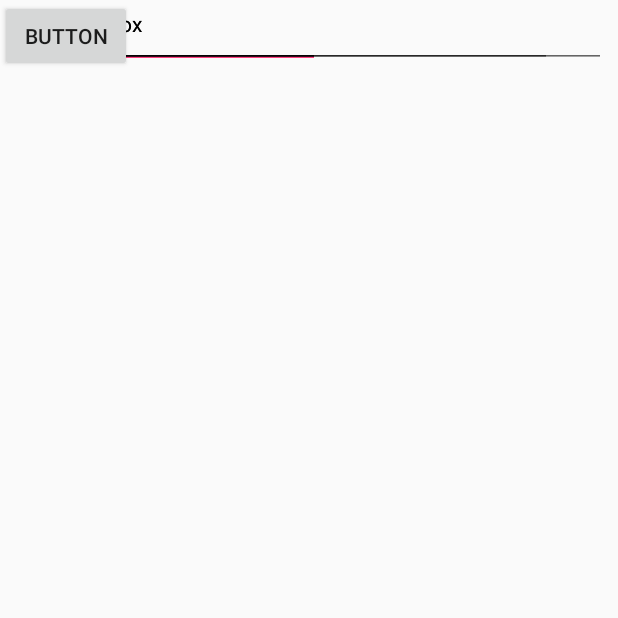
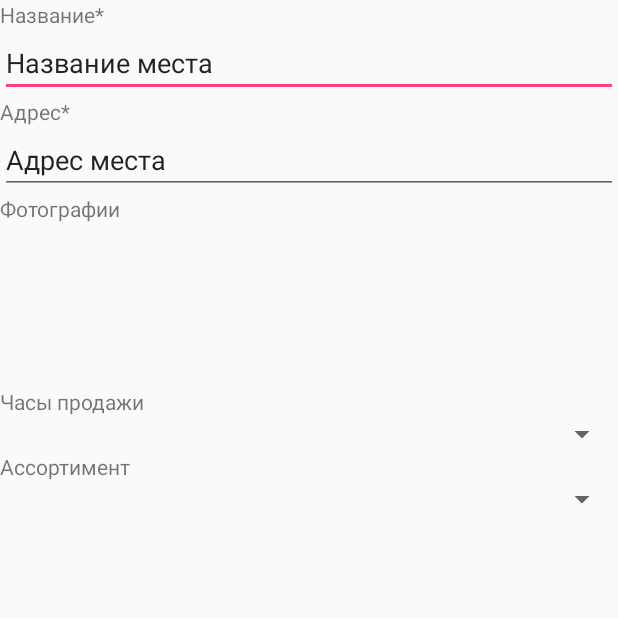
Before and after one commit to Scarfaiz/Quencher, an Android app: the NewMarkerActivity screen opened directly, with no data from a screen before it, on a phone screen of 412 x 824 dp, the top half of it. Run offline under Robolectric (Android 15) with nearby library versions, the phone set to English and light mode, and no system bars.

Commit message:
New Marker layout and location icon

```diff
--- a/app/src/main/java/com/scarfaiz/cluckinbell/MainActivity.java
+++ b/app/src/main/java/com/scarfaiz/cluckinbell/MainActivity.java
@@ -2,11 +2,8 @@ package com.scarfaiz.cluckinbell;
 
 import android.Manifest;
 import android.app.Activity;
-import android.app.AppOpsManager;
 import android.content.Context;
 import android.content.Intent;
-import android.content.pm.ApplicationInfo;
-import android.content.pm.PackageManager;
 import android.graphics.Bitmap;
 import android.graphics.BitmapFactory;
 import android.graphics.drawable.BitmapDrawable;
@@ -17,7 +14,6 @@ import android.location.LocationManager;
 import android.net.Uri;
 import android.os.Bundle;
 import android.preference.PreferenceManager;
-import android.provider.Settings;
 import android.support.design.widget.FloatingActionButton;
 import android.support.v4.content.PermissionChecker;
 import android.view.View;
@@ -32,8 +28,6 @@ import org.osmdroid.views.MapView;
 import org.osmdroid.views.overlay.MapEventsOverlay;
 import org.osmdroid.views.overlay.gestures.RotationGestureOverlay;
 import org.osmdroid.views.overlay.mylocation.MyLocationNewOverlay;
-
-import java.security.Permission;
 
 public class MainActivity extends Activity {
 
@@ -66,7 +60,7 @@ public class MainActivity extends Activity {
         oMapLocationOverlay = new MyLocationNewOverlay(map);
         person_options = new BitmapFactory.Options();
         person_options.inSampleSize = 4;
-        person_drawable = getResources().getDrawable(R.drawable.direction_arrow);
+        person_drawable = getResources().getDrawable(R.drawable.marker_cluster);
         person_bitmap = ((BitmapDrawable) person_drawable).getBitmap();
         oMapLocationOverlay.setPersonIcon(person_bitmap);
         oMapLocationOverlay.enableMyLocation();
--- a/app/src/main/res/layout/activity_new_marker.xml
+++ b/app/src/main/res/layout/activity_new_marker.xml
@@ -1,103 +1,71 @@
 <?xml version="1.0" encoding="utf-8"?>
-<android.support.constraint.ConstraintLayout
-    xmlns:android="http://schemas.android.com/apk/res/android"
+<LinearLayout xmlns:android="http://schemas.android.com/apk/res/android"
     xmlns:app="http://schemas.android.com/apk/res-auto"
     xmlns:tools="http://schemas.android.com/tools"
-    android:layout_width="match_parent"
-    android:layout_height="match_parent">
+    android:orientation="vertical" android:layout_width="match_parent"
+    android:layout_height="match_parent"
+    android:weightSum="1">
+
+    <TextView
+        android:id="@+id/marker_name_title"
+        android:layout_width="match_parent"
+        android:layout_height="wrap_content"
+        android:text="Название*" />
 
     <EditText
-        android:id="@+id/editText"
-        android:layout_width="wrap_content"
+        android:id="@+id/marker_name"
+        android:layout_width="match_parent"
         android:layout_height="wrap_content"
         android:ems="10"
         android:inputType="textPersonName"
-        android:text="Name"
-        tools:layout_editor_absoluteY="16dp"
-        tools:layout_editor_absoluteX="8dp" />
+        android:text="Название места" />
+
+    <TextView
+        android:id="@+id/marker_address_title"
+        android:layout_width="match_parent"
+        android:layout_height="wrap_content"
+        android:text="Адрес*" />
 
     <EditText
-    android:id="@+id/editText3"
-    android:layout_width="wrap_content"
-    android:layout_height="wrap_content"
-    android:layout_weight="1"
-    android:ems="10"
-    android:inputType="textPersonName"
-    android:text="Name"
-    tools:layout_editor_absoluteY="112dp"
-    tools:layout_editor_absoluteX="8dp" />
-
-    <android.support.design.widget.TextInputLayout
-        android:layout_width="0dp"
-        android:layout_height="wrap_content"
-        tools:layout_editor_absoluteX="8dp"
-        tools:layout_editor_absoluteY="0dp">
-
-    </android.support.design.widget.TextInputLayout>
-
-    <EditText
-        android:id="@+id/editText4"
-        android:layout_width="368dp"
-        android:layout_height="wrap_content"
-        android:hint="hint"
-        tools:layout_editor_absoluteX="8dp"
-        tools:layout_editor_absoluteY="155dp" />
-
-    <EditText
-        android:id="@+id/editText2"
-        android:layout_width="0dp"
-        android:layout_height="wrap_content"
-        android:hint="hint"
-        tools:layout_editor_absoluteY="59dp"
-        android:layout_marginRight="8dp"
-        app:layout_constraintRight_toRightOf="parent"
-        android:layout_marginLeft="8dp"
-        app:layout_constraintLeft_toLeftOf="parent" />
-
-    <EditText
-        android:id="@+id/editText5"
-        android:layout_width="wrap_content"
+        android:id="@+id/marker_address"
+        android:layout_width="match_parent"
         android:layout_height="wrap_content"
         android:ems="10"
         android:inputType="textPersonName"
-        android:text="Name"
-        tools:layout_editor_absoluteX="8dp"
-        tools:layout_editor_absoluteY="208dp" />
+        android:text="Адрес места" />
+
+    <TextView
+        android:id="@+id/marker_photos_title"
+        android:layout_width="match_parent"
+        android:layout_height="wrap_content"
+        android:text="Фотографии" />
 
     <ImageView
         android:id="@+id/imageView"
-        android:layout_width="375dp"
-        android:layout_height="137dp"
-        app:srcCompat="@android:drawable/ic_menu_add"
-        tools:layout_editor_absoluteY="260dp"
-        android:layout_marginRight="8dp"
-        app:layout_constraintRight_toRightOf="parent"
-        android:layout_marginLeft="8dp"
-        app:layout_constraintLeft_toLeftOf="parent"
-        app:layout_constraintHorizontal_bias="0.333" />
+        android:layout_width="136dp"
+        android:layout_height="109dp"
+        app:srcCompat="@android:drawable/ic_menu_add" />
 
-    <CheckBox
-        android:id="@+id/checkBox"
-        android:layout_width="wrap_content"
+    <TextView
+        android:id="@+id/marker_open_hours_title"
+        android:layout_width="match_parent"
         android:layout_height="wrap_content"
-        android:text="CheckBox"
-        tools:layout_editor_absoluteY="407dp"
-        tools:layout_editor_absoluteX="8dp" />
+        android:text="Часы продажи" />
 
-    <CheckBox
-        android:id="@+id/checkBox2"
-        android:layout_width="wrap_content"
+    <Spinner
+        android:id="@+id/marker_o_h_spinner"
+        android:layout_width="match_parent"
+        android:layout_height="wrap_content" />
+
+    <TextView
+        android:id="@+id/marker_range_title"
+        android:layout_width="match_parent"
         android:layout_height="wrap_content"
-        android:text="CheckBox"
-        tools:layout_editor_absoluteX="111dp"
-        tools:layout_editor_absoluteY="407dp" />
+        android:text="Ассортимент" />
 
-    <Button
-        android:id="@+id/button"
-        android:layout_width="wrap_content"
-        android:layout_height="wrap_content"
-        android:text="Button"
-        tools:layout_editor_absoluteX="8dp"
-        tools:layout_editor_absoluteY="445dp" />
+    <Spinner
+        android:id="@+id/marker_range_spinner"
+        android:layout_width="match_parent"
+        android:layout_height="wrap_content" />
 
-</android.support.constraint.ConstraintLayout>
+</LinearLayout>
```
